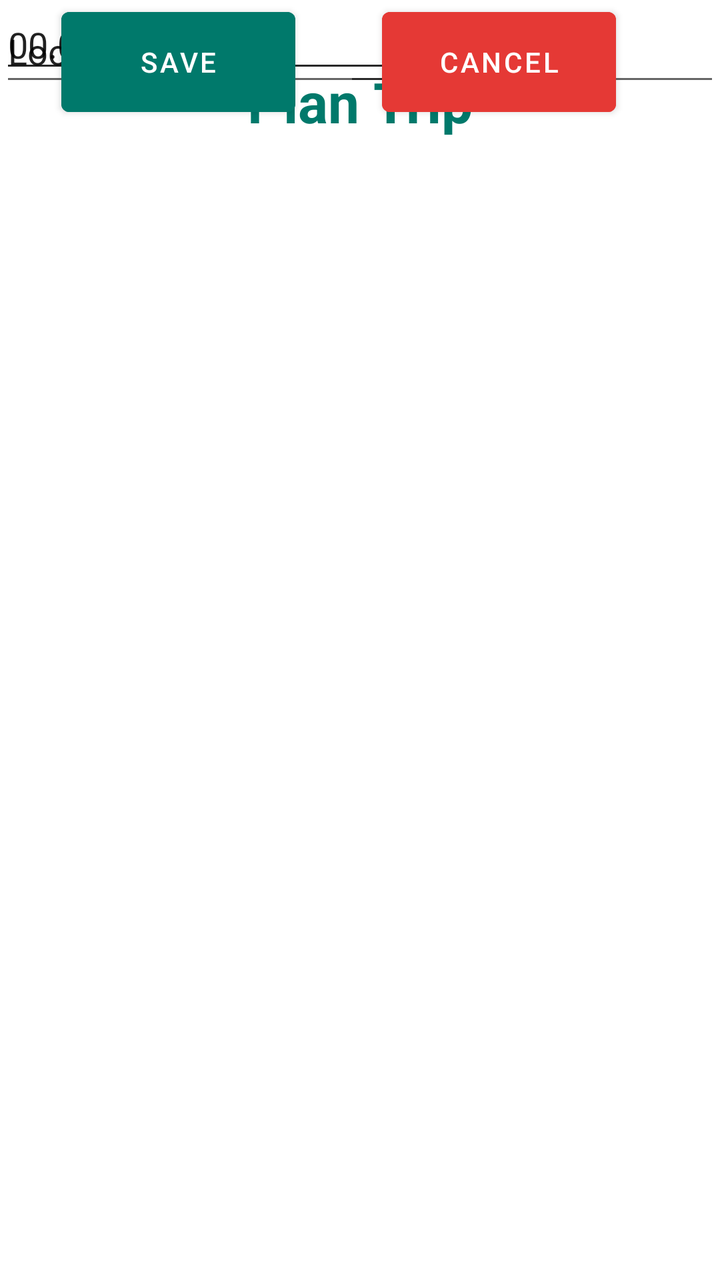
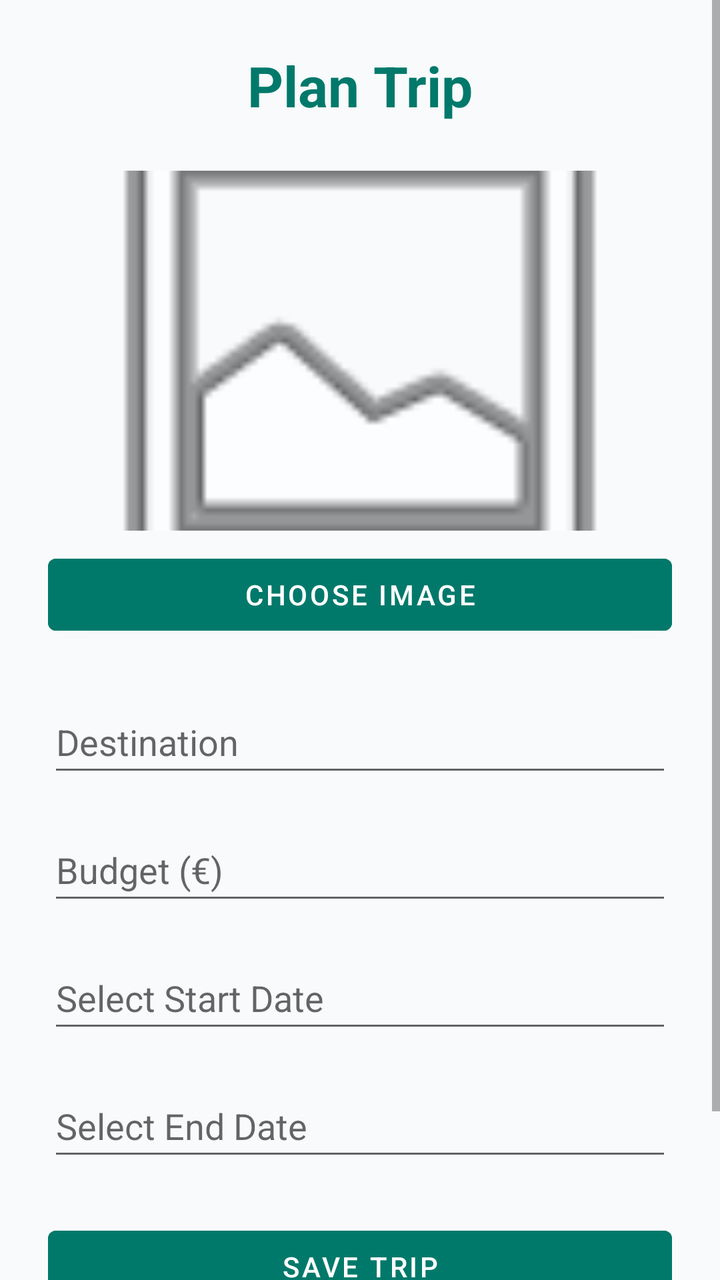

Compare the two renders of this Android layout. The source of the first and the diff that turns it into the second are given below.
<!-- AndroidManifest.xml: application theme Theme.PersonalHolidayPlanner -->
<!-- res/layout/activity_add_edit.xml -->
<?xml version="1.0" encoding="utf-8"?>
<androidx.constraintlayout.widget.ConstraintLayout xmlns:android="http://schemas.android.com/apk/res/android"
    xmlns:app="http://schemas.android.com/apk/res-auto"
    xmlns:tools="http://schemas.android.com/tools"
    android:layout_width="match_parent"
    android:layout_height="match_parent">

    <ScrollView
        android:layout_width="match_parent"
        android:layout_height="wrap_content"
        tools:layout_editor_absoluteX="1dp"
        tools:layout_editor_absoluteY="1dp">

        <LinearLayout
            android:layout_width="match_parent"
            android:layout_height="wrap_content"
            android:backgroundTint="@color/planner_teal"
            android:orientation="vertical"
            android:padding="32dp">

            <TextView
                android:id="@+id/formTitle"
                android:layout_width="match_parent"
                android:layout_height="wrap_content"
                android:backgroundTint="@color/planner_teal"
                android:text="Plan Trip"
                android:textAlignment="center"
                android:textColor="@color/planner_teal"
                android:textSize="28sp"
                android:textStyle="bold" />
        </LinearLayout>
    </ScrollView>

    <EditText
        android:id="@+id/destinationInput"
        android:layout_width="wrap_content"
        android:layout_height="wrap_content"
        android:ems="10"
        android:inputType="text"
        android:minHeight="48dp"
        android:text="Location"
        tools:layout_editor_absoluteX="1dp"
        tools:layout_editor_absoluteY="161dp" />

    <EditText
        android:id="@+id/budgetInput"
        android:layout_width="wrap_content"
        android:layout_height="wrap_content"
        android:ems="10"
        android:inputType="number"
        android:text="00.00"
        tools:layout_editor_absoluteX="2dp"
        tools:layout_editor_absoluteY="241dp" />

    <EditText
        android:id="@+id/startDateInput"
        android:layout_width="wrap_content"
        android:layout_height="wrap_content"
        android:ems="10"
        android:inputType="date"
        app:layout_constraintStart_toStartOf="parent"
        tools:layout_editor_absoluteY="337dp" />

    <EditText
        android:id="@+id/endDateInput"
        android:layout_width="188dp"
        android:layout_height="48dp"
        android:ems="10"
        android:inputType="date"
        app:layout_constraintEnd_toEndOf="parent"
        tools:layout_editor_absoluteY="336dp" />

    <Button
        android:id="@+id/saveButton"
        android:layout_width="117dp"
        android:layout_height="62dp"
        android:backgroundTint="@color/planner_teal"
        android:text="Save"
        android:textColor="@color/planner_white"
        app:layout_constraintEnd_toStartOf="@+id/cancelButton"
        app:layout_constraintHorizontal_bias="0.416"
        app:layout_constraintStart_toStartOf="parent"
        tools:layout_editor_absoluteY="546dp" />

    <Button
        android:id="@+id/cancelButton"
        android:layout_width="117dp"
        android:layout_height="62dp"
        android:layout_marginEnd="52dp"
        android:backgroundTint="@color/planner_red"
        android:text="Cancel"
        android:textColor="@color/planner_white"
        app:layout_constraintEnd_toEndOf="parent"
        tools:layout_editor_absoluteY="546dp" />

</androidx.constraintlayout.widget.ConstraintLayout>
<!-- resources referenced by this layout -->
<resources>
  <color name="planner_red">#E53935</color>
  <color name="planner_teal">#00796B</color>
  <color name="planner_white">#FFFFFF</color>
  <style name="Theme.PersonalHolidayPlanner" parent="Theme.MaterialComponents.DayNight.DarkActionBar">
          
          <item name="colorPrimary">@color/planner_teal</item>
          <item name="colorPrimaryVariant">@color/purple_700</item>
          <item name="colorOnPrimary">@color/white</item>
          
          <item name="colorSecondary">@color/teal_200</item>
          <item name="colorSecondaryVariant">@color/teal_700</item>
          <item name="colorOnSecondary">@color/black</item>
          
          <item name="android:statusBarColor">?attr/colorPrimaryVariant</item>
          
      </style>
  <color name="purple_700">#FF3700B3</color>
  <color name="white">#FFFFFFFF</color>
  <color name="teal_200">#FF03DAC5</color>
  <color name="teal_700">#FF018786</color>
  <color name="black">#FF000000</color>
</resources>

<!-- the commit's change to res/layout/activity_add_edit.xml (unified diff, before → after) -->
@@ -1,96 +1,115 @@
 <?xml version="1.0" encoding="utf-8"?>
-<androidx.constraintlayout.widget.ConstraintLayout xmlns:android="http://schemas.android.com/apk/res/android"
+<androidx.constraintlayout.widget.ConstraintLayout
+    xmlns:android="http://schemas.android.com/apk/res/android"
     xmlns:app="http://schemas.android.com/apk/res-auto"
-    xmlns:tools="http://schemas.android.com/tools"
     android:layout_width="match_parent"
-    android:layout_height="match_parent">
+    android:layout_height="match_parent"
+    android:background="@color/planner_background">
 
     <ScrollView
-        android:layout_width="match_parent"
-        android:layout_height="wrap_content"
-        tools:layout_editor_absoluteX="1dp"
-        tools:layout_editor_absoluteY="1dp">
+        android:layout_width="0dp"
+        android:layout_height="0dp"
+        android:fillViewport="true"
+        app:layout_constraintTop_toTopOf="parent"
+        app:layout_constraintBottom_toBottomOf="parent"
+        app:layout_constraintStart_toStartOf="parent"
+        app:layout_constraintEnd_toEndOf="parent">
 
         <LinearLayout
             android:layout_width="match_parent"
             android:layout_height="wrap_content"
-            android:backgroundTint="@color/planner_teal"
             android:orientation="vertical"
-            android:padding="32dp">
+            android:padding="24dp">
 
             <TextView
                 android:id="@+id/formTitle"
                 android:layout_width="match_parent"
                 android:layout_height="wrap_content"
-                android:backgroundTint="@color/planner_teal"
+                android:layout_marginBottom="24dp"
                 android:text="Plan Trip"
                 android:textAlignment="center"
                 android:textColor="@color/planner_teal"
                 android:textSize="28sp"
                 android:textStyle="bold" />
+
+            <ImageView
+                android:id="@+id/imageViewAdd"
+                android:layout_width="match_parent"
+                android:layout_height="180dp"
+                android:adjustViewBounds="true"
+                android:scaleType="centerCrop"
+                android:src="@android:drawable/ic_menu_gallery"
+                android:contentDescription="Holiday image preview" />
+
+            <Button
+                android:id="@+id/imagePickButton"
+                android:layout_width="match_parent"
+                android:layout_height="wrap_content"
+                android:layout_marginTop="8dp"
+                android:layout_marginBottom="24dp"
+                android:backgroundTint="@color/planner_teal"
+                android:text="Choose Image"
+                android:textColor="@color/planner_white" />
+
+            <EditText
+                android:id="@+id/destinationInput"
+                android:layout_width="match_parent"
+                android:layout_height="wrap_content"
+                android:layout_marginBottom="16dp"
+                android:hint="Destination"
+                android:inputType="textCapWords"
+                android:minHeight="48dp"
+                android:textColor="#000000" />
+
+            <EditText
+                android:id="@+id/budgetInput"
+                android:layout_width="match_parent"
+                android:layout_height="wrap_content"
+                android:layout_marginBottom="16dp"
+                android:hint="Budget (€)"
+                android:inputType="numberDecimal"
+                android:minHeight="48dp"
+                android:textColor="#000000" />
+
+            <EditText
+                android:id="@+id/startDateInput"
+                android:layout_width="match_parent"
+                android:layout_height="wrap_content"
+                android:layout_marginBottom="16dp"
+                android:hint="Select Start Date"
+                android:inputType="date"
+                android:minHeight="48dp"
+                android:textColor="#000000" />
+
+            <EditText
+                android:id="@+id/endDateInput"
+                android:layout_width="match_parent"
+                android:layout_height="wrap_content"
+                android:layout_marginBottom="24dp"
+                android:hint="Select End Date"
+                android:inputType="date"
+                android:minHeight="48dp"
+                android:textColor="#000000" />
+
+            <Button
+                android:id="@+id/saveButton"
+                android:layout_width="match_parent"
+                android:layout_height="wrap_content"
+                android:layout_marginBottom="8dp"
+                android:minHeight="48dp"
+                android:backgroundTint="@color/planner_teal"
+                android:text="Save Trip"
+                android:textColor="@color/planner_white" />
+
+            <Button
+                android:id="@+id/cancelButton"
+                android:layout_width="match_parent"
+                android:layout_height="wrap_content"
+                android:minHeight="48dp"
+                android:backgroundTint="@color/planner_red"
+                android:text="Cancel"
+                android:textColor="@color/planner_white" />
+
         </LinearLayout>
     </ScrollView>
-
-    <EditText
-        android:id="@+id/destinationInput"
-        android:layout_width="wrap_content"
-        android:layout_height="wrap_content"
-        android:ems="10"
-        android:inputType="text"
-        android:minHeight="48dp"
-        android:text="Location"
-        tools:layout_editor_absoluteX="1dp"
-        tools:layout_editor_absoluteY="161dp" />
-
-    <EditText
-        android:id="@+id/budgetInput"
-        android:layout_width="wrap_content"
-        android:layout_height="wrap_content"
-        android:ems="10"
-        android:inputType="number"
-        android:text="00.00"
-        tools:layout_editor_absoluteX="2dp"
-        tools:layout_editor_absoluteY="241dp" />
-
-    <EditText
-        android:id="@+id/startDateInput"
-        android:layout_width="wrap_content"
-        android:layout_height="wrap_content"
-        android:ems="10"
-        android:inputType="date"
-        app:layout_constraintStart_toStartOf="parent"
-        tools:layout_editor_absoluteY="337dp" />
-
-    <EditText
-        android:id="@+id/endDateInput"
-        android:layout_width="188dp"
-        android:layout_height="48dp"
-        android:ems="10"
-        android:inputType="date"
-        app:layout_constraintEnd_toEndOf="parent"
-        tools:layout_editor_absoluteY="336dp" />
-
-    <Button
-        android:id="@+id/saveButton"
-        android:layout_width="117dp"
-        android:layout_height="62dp"
-        android:backgroundTint="@color/planner_teal"
-        android:text="Save"
-        android:textColor="@color/planner_white"
-        app:layout_constraintEnd_toStartOf="@+id/cancelButton"
-        app:layout_constraintHorizontal_bias="0.416"
-        app:layout_constraintStart_toStartOf="parent"
-        tools:layout_editor_absoluteY="546dp" />
-
-    <Button
-        android:id="@+id/cancelButton"
-        android:layout_width="117dp"
-        android:layout_height="62dp"
-        android:layout_marginEnd="52dp"
-        android:backgroundTint="@color/planner_red"
-        android:text="Cancel"
-        android:textColor="@color/planner_white"
-        app:layout_constraintEnd_toEndOf="parent"
-        tools:layout_editor_absoluteY="546dp" />
-
 </androidx.constraintlayout.widget.ConstraintLayout>
<!-- resource entries referenced after the edit -->
@@ -1,5 +1,6 @@
 <!-- resources referenced by this layout -->
 <resources>
+  <color name="planner_background">#F8FAFC</color>
   <color name="planner_red">#E53935</color>
   <color name="planner_teal">#00796B</color>
   <color name="planner_white">#FFFFFF</color>
